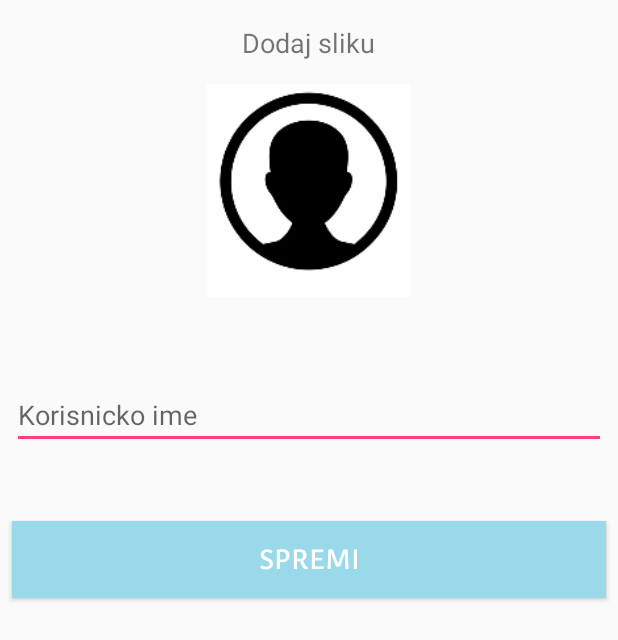
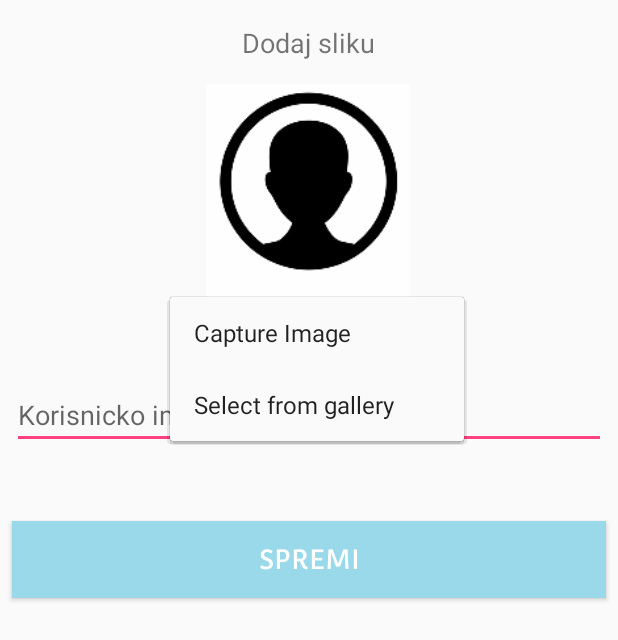
Before and after one commit to OhranFaruk961/androidWT, an Android app: the UserNameActivity screen opened directly, with no data from a screen before it, after a tap on an icon or button, on a phone screen of 412 x 824 dp. Shown: the top 640 px of the screen. Run offline under Robolectric (Android 15) with nearby library versions, the light colour scheme and no system bars; our stand-ins replace Firebase (no records; nobody signed in at launch, a user with empty details on screens opened directly).

Commit message:
klik na image view otvaranje menu da biramo da li želimo capture ili uzeti iz galerije sliku, te upload slike na storage (samo iz gallerije radi)

```diff
--- a/app/src/main/java/com/example/faruk/wt_travel_agency/LoginActivity.java
+++ b/app/src/main/java/com/example/faruk/wt_travel_agency/LoginActivity.java
@@ -17,7 +17,7 @@ import com.google.firebase.auth.AuthResult;
 import com.google.firebase.auth.FirebaseAuth;
 import com.google.firebase.auth.FirebaseUser;
 
-public class LoginActivity extends AppCompatActivity {
+public class  LoginActivity extends AppCompatActivity {
 
 
     private EditText loginEmailText;
--- /dev/null
+++ b/app/src/main/res/menu/select_image_menu.xml
@@ -0,0 +1,11 @@
+<?xml version="1.0" encoding="utf-8"?>
+<menu xmlns:app="http://schemas.android.com/apk/res-auto"
+    xmlns:android="http://schemas.android.com/apk/res/android">
+
+    <item
+        android:id="@+id/capture"
+        android:title="@string/capture_image" />
+    <item
+        android:id="@+id/gallery"
+        android:title="@string/select_from_gallery" />
+</menu>
--- a/app/src/main/res/values/strings.xml
+++ b/app/src/main/res/values/strings.xml
@@ -3,4 +3,6 @@
     <string name="pretraga_text">pretraga</string>
     <string name="postavke_racuna_text">Postavke racuna</string>
     <string name="odjava_text">Odjavi se</string>
+    <string name="select_from_gallery">Select from gallery</string>
+    <string name="capture_image">Capture Image</string>
 </resources>
```
Also changed, not shown: app/src/main/java/com/example/faruk/wt_travel_agency/UserNameActivity.java (+153 -38 lines).
